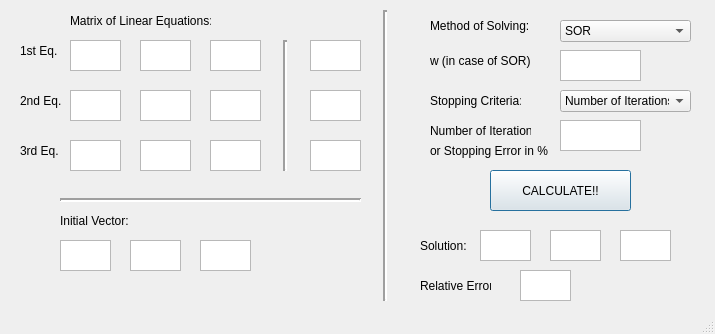
LoayMoh99/Numerica_SOR, file mainwindow.ui: the form before one commit.
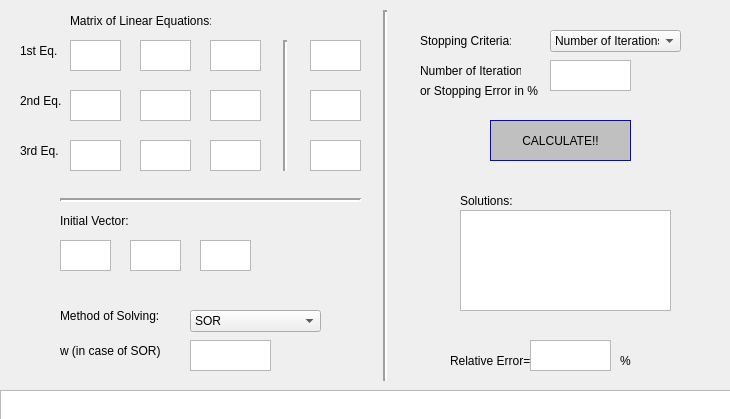
The form after the commit.

Commit message: App is almost finished ;Logic 90% done and UI needs final touches

```diff
--- a/mainwindow.ui
+++ b/mainwindow.ui
@@ -6,8 +6,8 @@
    <rect>
     <x>0</x>
     <y>0</y>
-    <width>715</width>
-    <height>334</height>
+    <width>730</width>
+    <height>419</height>
    </rect>
   </property>
   <property name="acceptDrops">
@@ -49,8 +49,8 @@
    <widget class="QComboBox" name="comboBox">
     <property name="geometry">
      <rect>
-      <x>560</x>
-      <y>20</y>
+      <x>190</x>
+      <y>310</y>
       <width>131</width>
       <height>22</height>
      </rect>
@@ -70,11 +70,24 @@
     <property name="geometry">
      <rect>
       <x>490</x>
-      <y>170</y>
+      <y>120</y>
       <width>141</width>
       <height>41</height>
      </rect>
     </property>
+    <property name="styleSheet">
+     <string notr="true">QPushButton{
+	background-color:#C0C0C0;
+	border: 1px solid blue;
+	padding: 5px;
+}
+
+QPushButton:pressed{
+	background-color:#A9A9A9;
+	border: 1px solid black;
+	padding: 5px;
+}</string>
+    </property>
     <property name="text">
      <string>CALCULATE!!</string>
     </property>
@@ -91,8 +104,8 @@
    <widget class="QComboBox" name="comboBox_2">
     <property name="geometry">
      <rect>
-      <x>560</x>
-      <y>90</y>
+      <x>550</x>
+      <y>30</y>
       <width>131</width>
       <height>22</height>
      </rect>
@@ -111,8 +124,8 @@
    <widget class="QLabel" name="label_4">
     <property name="geometry">
      <rect>
-      <x>430</x>
-      <y>10</y>
+      <x>60</x>
+      <y>300</y>
       <width>101</width>
       <height>31</height>
      </rect>
@@ -124,8 +137,8 @@
    <widget class="QLabel" name="label_5">
     <property name="geometry">
      <rect>
-      <x>430</x>
-      <y>80</y>
+      <x>420</x>
+      <y>20</y>
       <width>91</width>
       <height>41</height>
      </rect>
@@ -137,8 +150,8 @@
    <widget class="QLabel" name="label_6">
     <property name="geometry">
      <rect>
-      <x>430</x>
-      <y>40</y>
+      <x>60</x>
+      <y>330</y>
       <width>101</width>
       <height>41</height>
      </rect>
@@ -150,8 +163,8 @@
    <widget class="QTextEdit" name="textEdit_4">
     <property name="geometry">
      <rect>
-      <x>560</x>
-      <y>50</y>
+      <x>190</x>
+      <y>340</y>
       <width>81</width>
       <height>31</height>
      </rect>
@@ -160,8 +173,8 @@
    <widget class="QTextEdit" name="textEdit_5">
     <property name="geometry">
      <rect>
-      <x>560</x>
-      <y>120</y>
+      <x>550</x>
+      <y>60</y>
       <width>81</width>
       <height>31</height>
      </rect>
@@ -170,8 +183,8 @@
    <widget class="QLabel" name="label_7">
     <property name="geometry">
      <rect>
-      <x>430</x>
-      <y>120</y>
+      <x>420</x>
+      <y>60</y>
       <width>101</width>
       <height>21</height>
      </rect>
@@ -183,8 +196,8 @@
    <widget class="QLabel" name="label_8">
     <property name="geometry">
      <rect>
-      <x>430</x>
-      <y>140</y>
+      <x>420</x>
+      <y>80</y>
       <width>121</width>
       <height>21</height>
      </rect>
@@ -370,7 +383,7 @@
       <x>370</x>
       <y>10</y>
       <width>31</width>
-      <height>291</height>
+      <height>371</height>
      </rect>
     </property>
     <property name="autoFillBackground">
@@ -445,51 +458,38 @@
      <enum>Qt::Horizontal</enum>
     </property>
    </widget>
+   <widget class="QTextEdit" name="errorTB">
+    <property name="geometry">
+     <rect>
+      <x>0</x>
+      <y>390</y>
+      <width>731</width>
+      <height>31</height>
+     </rect>
+    </property>
+    <property name="readOnly">
+     <bool>true</bool>
+    </property>
+   </widget>
    <widget class="QLabel" name="label_11">
     <property name="geometry">
      <rect>
-      <x>420</x>
-      <y>230</y>
-      <width>71</width>
-      <height>31</height>
+      <x>450</x>
+      <y>340</y>
+      <width>81</width>
+      <height>41</height>
      </rect>
     </property>
     <property name="text">
-     <string>Solution:</string>
+     <string>Relative Error=</string>
     </property>
    </widget>
    <widget class="QTextEdit" name="textEdit_18">
     <property name="geometry">
      <rect>
-      <x>550</x>
-      <y>230</y>
-      <width>51</width>
-      <height>31</height>
-     </rect>
-    </property>
-    <property name="readOnly">
-     <bool>true</bool>
-    </property>
-   </widget>
-   <widget class="QTextEdit" name="textEdit_19">
-    <property name="geometry">
-     <rect>
-      <x>620</x>
-      <y>230</y>
-      <width>51</width>
-      <height>31</height>
-     </rect>
-    </property>
-    <property name="readOnly">
-     <bool>true</bool>
-    </property>
-   </widget>
-   <widget class="QTextEdit" name="textEdit_20">
-    <property name="geometry">
-     <rect>
-      <x>480</x>
-      <y>230</y>
-      <width>51</width>
+      <x>530</x>
+      <y>340</y>
+      <width>81</width>
       <height>31</height>
      </rect>
     </property>
@@ -500,31 +500,43 @@
    <widget class="QLabel" name="label_12">
     <property name="geometry">
      <rect>
-      <x>420</x>
-      <y>270</y>
-      <width>71</width>
-      <height>31</height>
+      <x>620</x>
+      <y>340</y>
+      <width>31</width>
+      <height>41</height>
      </rect>
     </property>
     <property name="text">
-     <string>Relative Error:</string>
+     <string>%</string>
     </property>
    </widget>
    <widget class="QTextEdit" name="textEdit_21">
     <property name="geometry">
      <rect>
-      <x>520</x>
-      <y>270</y>
-      <width>51</width>
-      <height>31</height>
+      <x>460</x>
+      <y>210</y>
+      <width>211</width>
+      <height>101</height>
      </rect>
     </property>
     <property name="readOnly">
      <bool>true</bool>
     </property>
    </widget>
+   <widget class="QLabel" name="label_13">
+    <property name="geometry">
+     <rect>
+      <x>460</x>
+      <y>190</y>
+      <width>61</width>
+      <height>21</height>
+     </rect>
+    </property>
+    <property name="text">
+     <string>Solutions:</string>
+    </property>
+   </widget>
   </widget>
-  <widget class="QStatusBar" name="statusbar"/>
  </widget>
  <resources/>
  <connections/>
```
Left out of the diff: 44 changed lines with no effect on the pictures. The commit also changes 4 other files.
